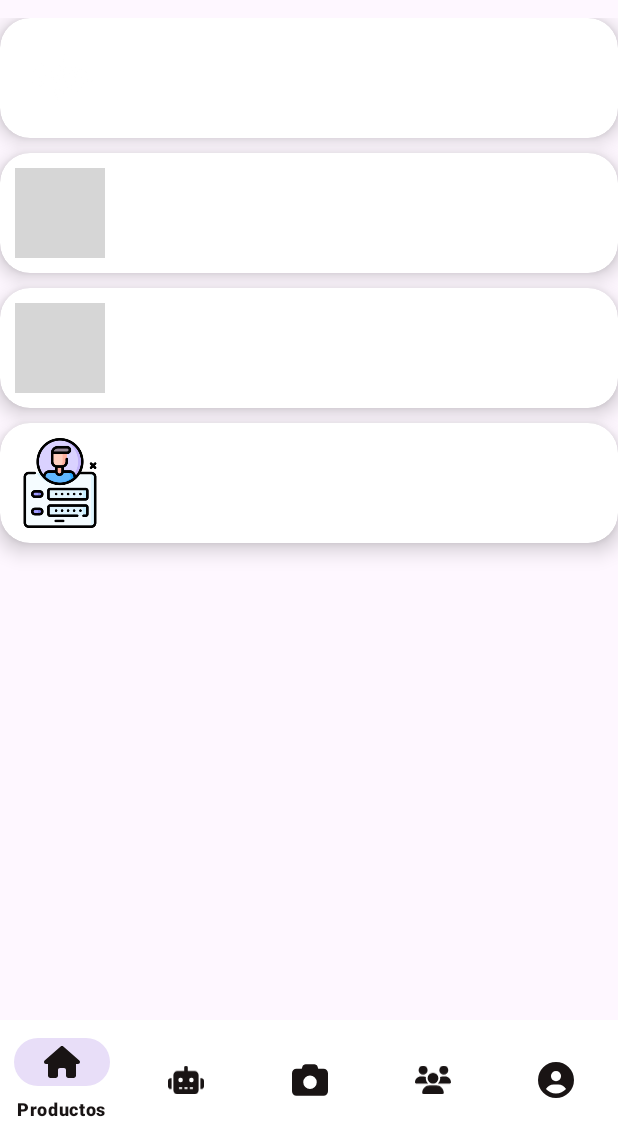
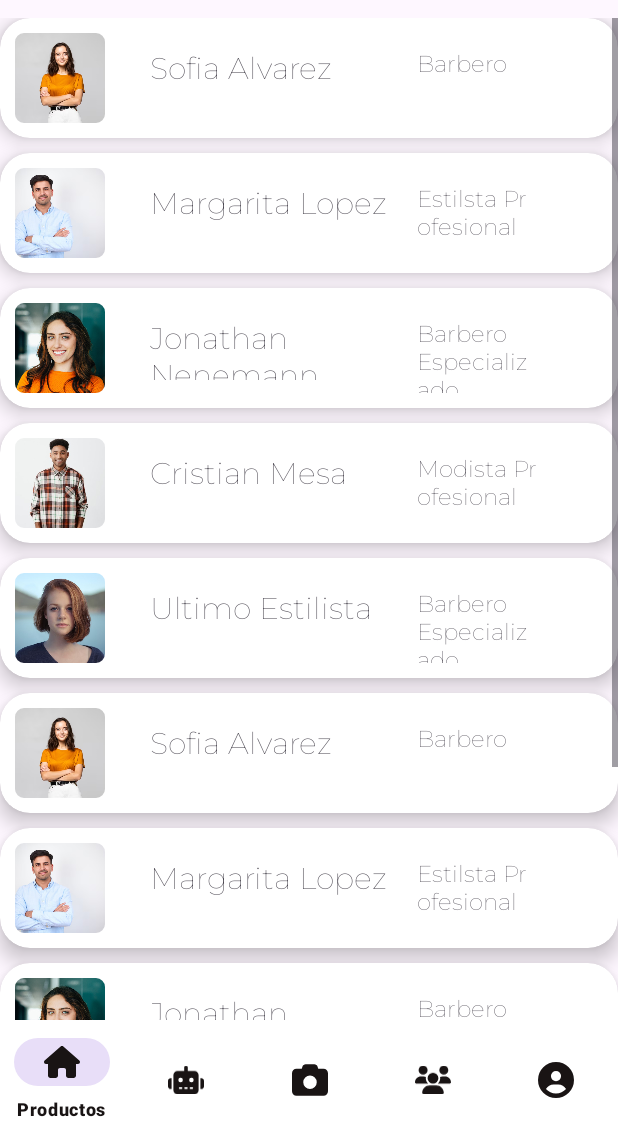
Before and after one commit to Jonatan1014/BeautyCare, an Android app: the fragment ComunidadFragment placed in its activity, on a phone screen of 412 x 824 dp, the part 96-1236 px from its top. Run offline under Robolectric (Android 15) with nearby library versions, the phone set to English and light mode, and no system bars; network calls fail; grey boxes are pictures that could not be loaded.

Commit message:
Diseño de Comunidad Terminada

```diff
--- a/app/src/main/java/com/example/beautycare/ComunidadFragment.java
+++ b/app/src/main/java/com/example/beautycare/ComunidadFragment.java
@@ -23,11 +23,11 @@ public class ComunidadFragment extends Fragment {
         binding = FragmentComunidadBinding.inflate(inflater, container, false);
         View view = binding.getRoot();
 
-        int[] imageList = {R.drawable.carga, R.drawable.login, R.drawable.lotounscreen, R.drawable.loginimg};
-        int[] ingredientList = {R.string.Sofiaalvarez, R.string.margaritalopez,R.string.jhoathannenemann,R.string.Cristianmesa};
-        int[] descList = {R.string.pastaDesc, R.string.maggieDesc, R.string.cakeDesc,R.string.pancakeDesc};
-        String[] nameList = {"Sofia Alvarez", "Margarita Lopez", "Jonathan Nenemann", "Cristian Mesa"};
-        String[] timeList = {"Barbero", "Estilsta Profesional", "Barbero Especializado","Modista Profesional"};
+        int[] imageList = {R.drawable.estelista1, R.drawable.estilista2, R.drawable.estilista5, R.drawable.estilista3, R.drawable.estilista4,R.drawable.estelista1, R.drawable.estilista2, R.drawable.estilista5, R.drawable.estilista3, R.drawable.estilista4};
+        int[] ingredientList = {R.string.Sofiaalvarez, R.string.margaritalopez,R.string.jhoathannenemann,R.string.Cristianmesa,R.string.ultimoestilista,R.string.Sofiaalvarez, R.string.margaritalopez,R.string.jhoathannenemann,R.string.Cristianmesa,R.string.ultimoestilista};
+        int[] descList = {R.string.pastaDesc, R.string.maggieDesc, R.string.cakeDesc,R.string.pancakeDesc,R.string.chocolateDesc,R.string.pastaDesc, R.string.maggieDesc, R.string.cakeDesc,R.string.pancakeDesc,R.string.chocolateDesc};
+        String[] nameList = {"Sofia Alvarez", "Margarita Lopez", "Jonathan Nenemann", "Cristian Mesa", "Ultimo Estilista","Sofia Alvarez", "Margarita Lopez", "Jonathan Nenemann", "Cristian Mesa", "Ultimo Estilista"};
+        String[] timeList = {"Barbero", "Estilsta Profesional", "Barbero Especializado","Modista Profesional", "Barbero Especializado","Barbero", "Estilsta Profesional", "Barbero Especializado","Modista Profesional", "Barbero Especializado"};
 
         for (int i = 0; i < imageList.length; i++) {
             listDataComunidad = new ListDataComunidad(nameList[i], timeList[i], ingredientList[i], descList[i], imageList[i]);
--- a/app/src/main/res/layout/list_comunidad.xml
+++ b/app/src/main/res/layout/list_comunidad.xml
@@ -25,16 +25,17 @@
             android:layout_marginBottom="10dp"
             android:layout_marginTop="10dp"
             app:shapeAppearanceOverlay="@style/roundedImageViewRounded"/>
+
         <TextView
-            android:layout_width="160dp"
-            android:layout_height="30dp"
             android:id="@+id/listNameComunidad"
+            android:layout_width="158dp"
+            android:layout_height="41dp"
+            android:layout_marginStart="30dp"
+            android:layout_marginTop="20dp"
+            android:layout_toEndOf="@id/listImageComunidad"
+            android:fontFamily="@font/montserrat"
             android:text="Name"
-            android:textColor="@color/white"
-            android:textSize="20sp"
-            android:layout_marginTop="25dp"
-            android:layout_marginStart="30dp"
-            android:layout_toEndOf="@id/listImageComunidad"/>
+            android:textSize="20sp" />
         <TextView
             android:layout_width="80dp"
             android:layout_height="50dp"
@@ -44,7 +45,7 @@
             android:layout_toEndOf="@id/listNameComunidad"
             android:layout_marginTop="20dp"
             android:layout_marginStart="20dp"
-            android:textColor="@color/white"/>
+            android:fontFamily="@font/montserrat"/>
     </RelativeLayout>
 
 </androidx.cardview.widget.CardView>
--- a/app/src/main/res/values/strings.xml
+++ b/app/src/main/res/values/strings.xml
@@ -69,6 +69,11 @@ Add the maggi masala on to it
 \nAdd the maggi masala on to it
 \nWait for 2 mins
 \nMaggi is ready!</string>
+    <string name="chocolateDesc">Add one and half cup of water
+\nAdd maggi noodles and boil it
+\nAdd the maggi masala on to it
+\nWait for 2 mins
+\nMaggi is ready!</string>
 
 
 
@@ -77,45 +82,19 @@ Add the maggi masala on to it
 
 
 
-    //pasta
-    <string name="Sofiaalvarez">Pasta
-\nCream Cheese
-\nParmesan Cheese
-\nOlive Oil
-\nGarlic
-\nSalt Pepper</string>
-    <string name="Sofiaalvarezdescip">Cook your pasta until al dente
-\nSaute’ garlic in olive oil until fragrant
-\nAdd cream cheese, pasta cooking water, parmesan, and stir well
-\nDrain and add pasta to the skillet
-\nToss until well combined, adding some pasta water if needed</string>
-    //maggi
-    <string name="margaritalopez">Maggi Noodles
-\nWater
-\nMaggi Masala</string>
-    <string name="margaritadescrip">Add one and half cup of water
-\nAdd maggi noodles and boil it
-\nAdd the maggi masala on to it
-\nWait for 2 mins
-\nMaggi is ready!</string>
-    //cake
-    <string name="jhoathannenemann">Maggi Noodles
-\nWater
-\nMaggi Masala</string>
-    <string name="jhonatandescrip">Add one and half cup of water
-Add maggi noodles and boil it
-Add the maggi masala on to it
-\nWait for 2 mins
-\nMaggi is ready!</string>
-    //pancake
-    <string name="Cristianmesa">Maggi Noodles
-\nWater
-\nMaggi Masala</string>
-    <string name="cristianmesadescrip">Add one and half cup of water
-Add maggi noodles and boil it
-Add the maggi masala on to it
-\nWait for 2 mins
-\nMaggi is ready!</string>
-    //pizza
+    <string name="Sofiaalvarez">Sofia Alvarez, estilista profesional y experta en cuidado capilar</string>
+    <string name="Sofiaalvarezdescip">Sofia Alvarez es una estilista profesional con una pasión innata por el arte del cabello. Con más de una década de experiencia en la industria, Sofia ha perfeccionado su habilidad para crear cortes de cabello modernos y estilos elegantes que realzan la belleza natural de sus clientes. Además de ser una experta en cortes y peinados, Sofia es una defensora del cuidado capilar integral. Se especializa en tratamientos de acondicionamiento profundo, coloración y técnicas de estilismo para todo tipo de cabello. Su enfoque centrado en el cliente y su atención meticulosa al detalle la convierten en una de las estilistas más solicitadas en la industria del cuidado del cabello.</string>
+
+    <string name="margaritalopez">Margarita Lopez, especialista en belleza facial y cuidado de la piel</string>
+    <string name="margaritadescrip">Margarita Lopez es una experta en belleza facial con una pasión por ayudar a sus clientes a alcanzar una piel radiante y saludable. Con una formación en estética y dermatología, Margarita ofrece una amplia gama de tratamientos faciales personalizados para abordar las preocupaciones específicas de cada cliente, desde el acné hasta el envejecimiento prematuro. Su enfoque holístico del cuidado de la piel combina técnicas de vanguardia con ingredientes naturales para lograr resultados duraderos y transformadores. Además de ser una esteticista talentosa, Margarita es conocida por su calidez y profesionalismo, creando un ambiente acogedor donde los clientes pueden relajarse y rejuvenecer.</string>
+
+    <string name="jhoathannenemann">Jhoathan Nenemann, estilista y asesor de imagen personal</string>
+    <string name="jhonatandescrip">Jhoathan Nenemann es un estilista con una pasión por el arte del cambio de imagen personal. Con un ojo agudo para el estilo y la tendencia, Jhoathan trabaja en estrecha colaboración con sus clientes para crear looks que reflejen su personalidad y estilo de vida. Ya sea a través de un corte de cabello elegante, un cambio de color audaz o un tratamiento de estilismo experto, Jhoathan se dedica a ayudar a sus clientes a descubrir su mejor versión. Además de su experiencia en el salón, Jhoathan también ofrece servicios de asesoramiento de imagen personalizado, ayudando a sus clientes a desarrollar una presencia segura y poderosa en todos los aspectos de sus vidas.</string>
+
+    <string name="Cristianmesa">Cristian Mesa, artista del maquillaje y experto en belleza</string>
+    <string name="cristianmesadescrip">Cristian Mesa es un maquillador talentoso con una habilidad excepcional para realzar la belleza natural de sus clientes. Con una formación en arte y diseño, Cristian combina técnicas clásicas y contemporáneas para crear looks impresionantes que destacan las características únicas de cada individuo. Desde maquillaje de día elegante hasta looks de noche dramáticos, Cristian se esfuerza por superar las expectativas de sus clientes y dejar una impresión duradera. Además de su experiencia en maquillaje, Cristian es un apasionado defensor del autocuidado y la positividad corporal, trabajando para empoderar a sus clientes y ayudarlos a sentirse seguros y hermosos en su propia piel.</string>
+    <string name="ultimoestilista">Cristian Mesa es un maquillador talentoso con una habilidad excepcional para realzar la belleza natural de sus clientes. Con una formación en arte y diseño, Cristian combina técnicas clásicas y contemporáneas para crear looks impresionantes que destacan las características únicas de cada individuo. Desde maquillaje de día elegante hasta looks de noche dramáticos, Cristian se esfuerza por superar las expectativas de sus clientes y dejar una impresión duradera. Además de su experiencia en maquillaje, Cristian es un apasionado defensor del autocuidado y la positividad corporal, trabajando para empoderar a sus clientes y ayudarlos a sentirse seguros y hermosos en su propia piel.</string>
+
+
 
 </resources>
```
Also changed, not shown: app/src/main/res/drawable/estelista1.png (added), app/src/main/res/drawable/estilista2.png (added), app/src/main/res/drawable/estilista3.png (added), app/src/main/res/drawable/estilista4.png (added), app/src/main/res/drawable/estilista5.png (added).
